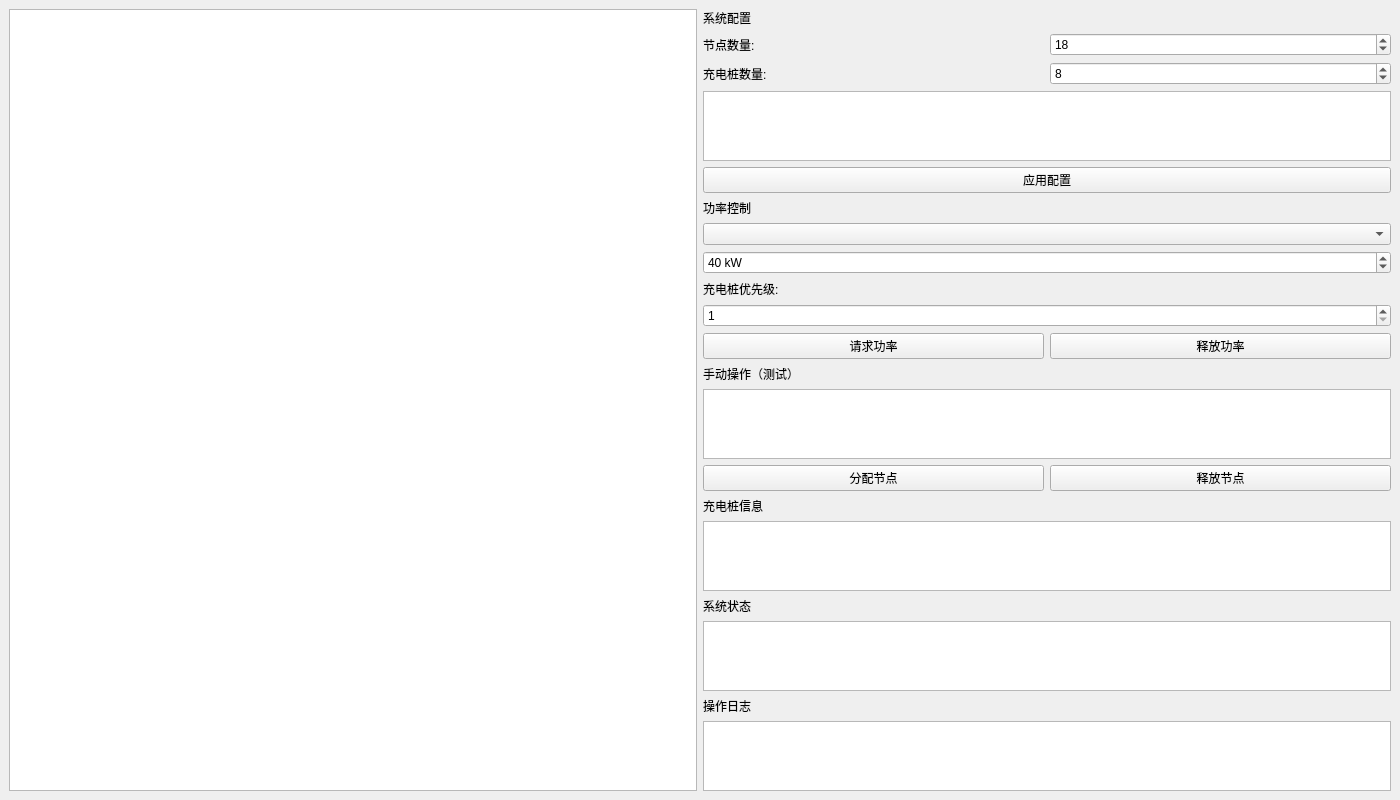
The window that RingTopologyPower/mainwindow.ui (chinuxer/pwralloc_ring) describes before a commit, drawn with Qt 5.
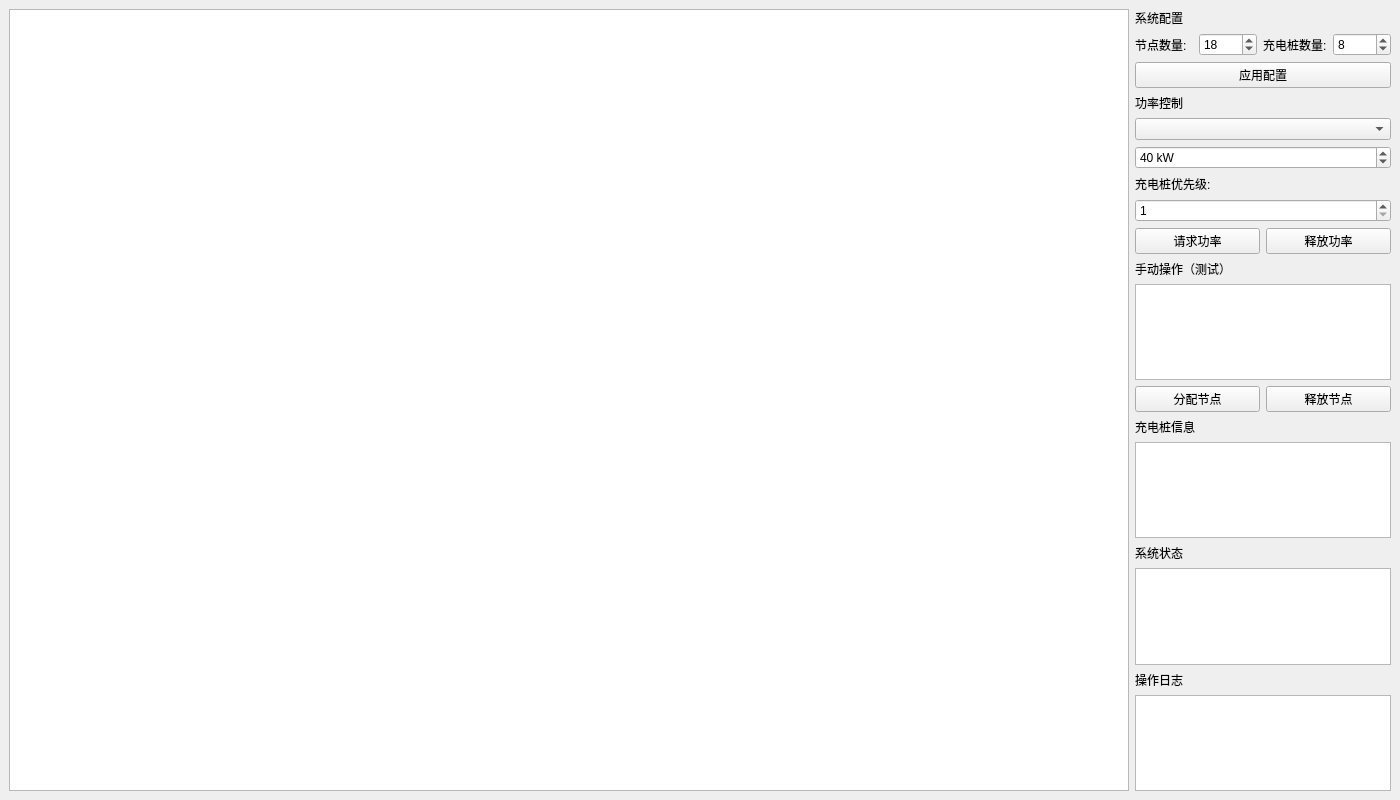
The same window after the commit.

Patch:
```diff
--- a/RingTopologyPower/mainwindow.ui
+++ b/RingTopologyPower/mainwindow.ui
@@ -16,7 +16,20 @@
   <widget class="QWidget" name="centralwidget">
    <layout class="QHBoxLayout" name="horizontalLayout">
     <item>
-     <widget class="QGraphicsView" name="graphicsView"/>
+     <widget class="QGraphicsView" name="graphicsView">
+      <property name="sizePolicy">
+       <sizepolicy hsizetype="Expanding" vsizetype="Expanding">
+        <horstretch>7</horstretch>
+        <verstretch>0</verstretch>
+       </sizepolicy>
+      </property>
+      <property name="minimumSize">
+       <size>
+        <width>800</width>
+        <height>600</height>
+       </size>
+      </property>
+     </widget>
     </item>
     <item>
      <layout class="QVBoxLayout" name="verticalLayout">
@@ -49,10 +62,6 @@
           </property>
          </widget>
         </item>
-       </layout>
-      </item>
-      <item>
-       <layout class="QHBoxLayout" name="horizontalLayout_3">
         <item>
          <widget class="QLabel" name="label_3">
           <property name="text">
@@ -66,7 +75,7 @@
            <number>1</number>
           </property>
           <property name="maximum">
-           <number>12</number>
+           <number>18</number>
           </property>
           <property name="value">
            <number>8</number>
@@ -75,13 +84,6 @@
         </item>
        </layout>
       </item>
-      <item>
-       <widget class="QTextEdit" name="pileConfigTextEdit">
-        <property name="readOnly">
-         <bool>true</bool>
-        </property>
-       </widget>
-      </item>
       <item>
        <widget class="QPushButton" name="applyConfigButton">
         <property name="text">
```
Left out of the diff: 2 changed lines with no effect on the pictures. Lines whose indentation alone changed are shown as unchanged.
